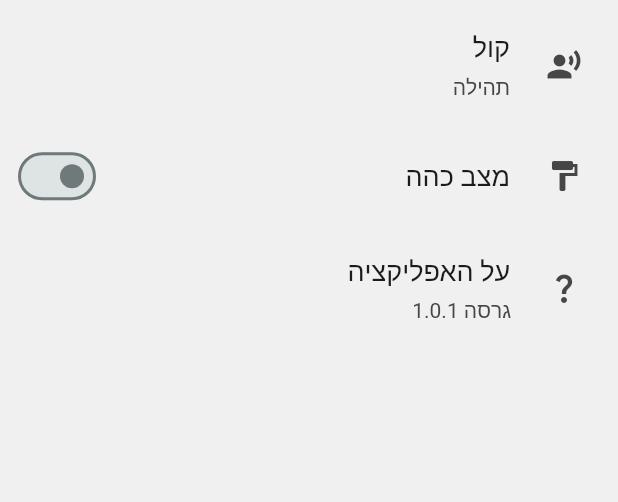
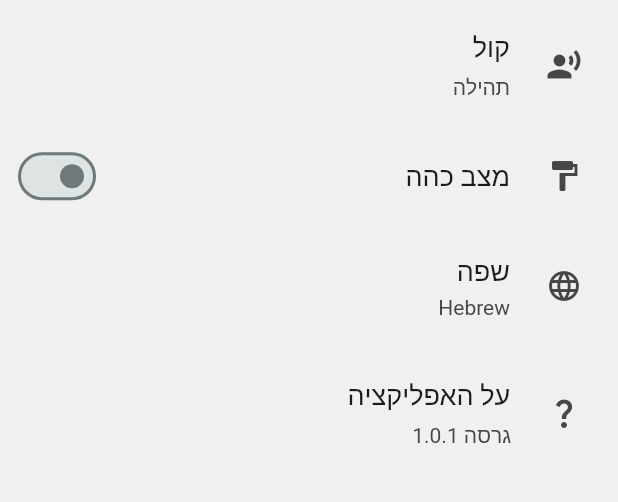
Before and after one commit to danielle-h/auto-tefilat-haderech, a Flutter app: the screen it shows after launch, after a tap on "להשמיע עכשיו", after a tap on the "settings" icon, on a phone screen of 412 x 824 dp, the part 84-586 px from its top. Run offline on Flutter 3.47's test engine with Material 3 defaults, Android fonts, the phone set to English and light mode, and no system bars; drawn by our look-alikes of settings_ui; our stand-ins replace file_picker, just_audio, package_info_plus, shared_preferences; missing offline and left inert: alarm, uri_to_file; generated files the repository leaves out were written again.

Commit message:
added localization, not done yet
* English on home page
* language setting in Settings page.

```diff
--- /dev/null
+++ b/l10n.yaml
@@ -0,0 +1,3 @@
+arb-dir: lib/l10n
+template-arb-file: app_en.arb
+output-localization-file: app_localizations.dart
--- a/lib/constants.dart
+++ b/lib/constants.dart
@@ -5,6 +5,7 @@ class Constants {
   static String voiceType = "voiceType";
   static String isDarkTheme = "isDarkTheme";
   static String filename = "filename";
+  static String locale = "he";
   //constants
   static const String femaleName = "תהילה";
   static const String maleName = "שמואל";
@@ -17,6 +18,13 @@ enum VoiceType { female, male, custom }
 enum PrayerType { ashkenaz, sepharad, edotMizrach }
 
 enum ReturnToday { returnToday, notReturnToday }
+
+enum AppLocale { he, en }
+
+final Map<String, String> appLanguages = {
+  AppLocale.en.name: "English",
+  AppLocale.he.name: "Hebrew"
+};
 
 class Util {
   static VoiceType string2VoiceType(String voice) {
--- a/lib/main.dart
+++ b/lib/main.dart
@@ -3,7 +3,7 @@ import 'package:flutter/material.dart';
 import 'package:provider/provider.dart';
 import 'package:tefilat_haderech/constants.dart';
 import 'package:tefilat_haderech/model/app_model_notifier.dart';
-
+import 'package:flutter_gen/gen_l10n/app_localizations.dart';
 import 'pages/home_page.dart';
 
 void main() async {
@@ -22,29 +22,14 @@ class MyApp extends StatelessWidget {
     final appModel = Provider.of<AppModelProvider>(context);
     return MaterialApp(
       debugShowCheckedModeBanner: false,
-      title: 'תפילת הדרך',
+      onGenerateTitle: (context) {
+        return AppLocalizations.of(context)!.app_title;
+      },
+      localizationsDelegates: AppLocalizations.localizationsDelegates,
+      supportedLocales: AppLocalizations.supportedLocales,
       theme: appModel.getTheme(),
-      home: Directionality(
-          textDirection: TextDirection.rtl,
-          child: //FutureBuilder<SharedPreferences>(
-              // future: SharedPreferences.getInstance(),
-              // builder: (context, snapshot) {
-              //   if (snapshot.hasData) {
-              //     if (snapshot.data!.containsKey(Constants.firstTimeUse)) {
-              //       // Not the first time, go directly to main page
-              //       int index = snapshot.data!.getInt(Constants.prayerVersion) ?? 0;
-              //return HomePage(prayerType: PrayerType.values[index]);
-              HomePage(prayerType: PrayerType.ashkenaz)
-          //   } else {
-          //     // First time, show prayer version selection
-          //     return PrayerVersionSelection();
-          //   }
-          // } else {
-          //   // Waiting for preferences to be initialized
-          //   return const Center(child: CircularProgressIndicator());
-          // }
-          //},
-          ),
+      locale: Locale(appModel.getLocale()),
+      home: HomePage(prayerType: PrayerType.ashkenaz),
       // ),
     );
   }
--- a/lib/model/app_model_notifier.dart
+++ b/lib/model/app_model_notifier.dart
@@ -11,6 +11,8 @@ class AppModelProvider extends ChangeNotifier {
   VoiceType _appVoice = VoiceType.female;
   //file if custom
   String _filename = "";
+  //language
+  String _locale = "he";
 
   bool initialized = false;
 
@@ -18,6 +20,7 @@ class AppModelProvider extends ChangeNotifier {
   VoiceType getVoice() => _appVoice;
   ThemeData getTheme() => _appTheme;
   String getFilename() => _filename;
+  String getLocale() => _locale;
 
   //init from sharedPrefs
   Future<void> initModel() async {
@@ -28,6 +31,7 @@ class AppModelProvider extends ChangeNotifier {
       _appTheme = (prefs.getBool(Constants.isDarkTheme) ?? false)
           ? AppTheme.darkTheme()
           : AppTheme.lightTheme();
+      _locale = (prefs.getString(Constants.locale) ?? "he");
       _appVoice = VoiceType.values.firstWhere((element) =>
           element.name == (prefs.getString(Constants.voiceType) ?? "female"));
       print("appmodel $_appVoice");
@@ -67,6 +71,16 @@ class AppModelProvider extends ChangeNotifier {
     );
   }
 
+  void updateLocale(AppLocale newLocale) {
+    _locale = newLocale.name;
+    SharedPreferences.getInstance().then(
+      (prefs) {
+        prefs.setString(Constants.locale, _locale);
+      },
+    );
+    notifyListeners();
+  }
+
   void updateFilename(String newFile) {
     _filename = newFile;
     SharedPreferences.getInstance().then(
--- a/lib/pages/home_page.dart
+++ b/lib/pages/home_page.dart
@@ -7,6 +7,7 @@ import 'package:tefilat_haderech/pages/alarm_params_page.dart';
 import 'package:tefilat_haderech/model/prayer_parameters.dart';
 import 'package:tefilat_haderech/pages/settings_page.dart';
 import 'package:tefilat_haderech/styles.dart';
+import 'package:flutter_gen/gen_l10n/app_localizations.dart';
 
 import '../constants.dart';
 import 'widgets/animated_tile.dart';
@@ -123,11 +124,10 @@ class _HomePageState extends State<HomePage> with TickerProviderStateMixin {
   Widget build(BuildContext context) {
     AppModelProvider appModel = Provider.of<AppModelProvider>(context);
     print("rebuilding home");
-    return Directionality(
-      textDirection: TextDirection.rtl,
-      child: Scaffold(
+    print(appModel.getLocale());
+    return Scaffold(
       appBar: AppBar(
-          title: Text('תפילת הדרך-אשכנז'),
+        title: Text(AppLocalizations.of(context)!.home_page_title),
         actions: [
           IconButton(
             onPressed: () async {
@@ -165,6 +165,8 @@ class _HomePageState extends State<HomePage> with TickerProviderStateMixin {
                 child: AnimatedTile(
                   animation: animation,
                   slide: slide[1],
+                  child: Directionality(
+                    textDirection: TextDirection.rtl,
                     child: Text(
                       prayerParameters.returnToday == ReturnToday.returnToday
                           ? ashkenaz_returnToday
@@ -178,6 +180,7 @@ class _HomePageState extends State<HomePage> with TickerProviderStateMixin {
                 ),
               ),
             ),
+          ),
           // ),
           AnimatedTile(
             animation: animation,
@@ -185,9 +188,9 @@ class _HomePageState extends State<HomePage> with TickerProviderStateMixin {
             child: Row(
               mainAxisAlignment: MainAxisAlignment.spaceAround,
               children: [
-                  const Text(
-                    "חוזרים היום?",
-                    style: TextStyle(
+                Text(
+                  AppLocalizations.of(context)!.return_today,
+                  style: const TextStyle(
                     fontSize: 24,
                     fontWeight: FontWeight.bold,
                   ),
@@ -196,8 +199,8 @@ class _HomePageState extends State<HomePage> with TickerProviderStateMixin {
                   width: 10,
                 ),
                 Switch(
-                      value: prayerParameters.returnToday ==
-                          ReturnToday.returnToday,
+                    value:
+                        prayerParameters.returnToday == ReturnToday.returnToday,
                     onChanged: (value) async {
                       setState(() {
                         if (value) {
@@ -223,7 +226,6 @@ class _HomePageState extends State<HomePage> with TickerProviderStateMixin {
                     print("onpressed: ${appModel.getVoice()}");
                     isPlaying ? stop() : readAloud(appModel.getVoice());
                   },
-                    child: isPlaying ? Text("לעצור") : Text('להשמיע עכשיו'),
                   style: isPlaying
                       ? ElevatedButton.styleFrom(
                           backgroundColor:
@@ -231,6 +233,9 @@ class _HomePageState extends State<HomePage> with TickerProviderStateMixin {
                           foregroundColor:
                               Theme.of(context).colorScheme.onSecondary)
                       : ElevatedButton.styleFrom(),
+                  child: isPlaying
+                      ? Text(AppLocalizations.of(context)!.stop)
+                      : Text(AppLocalizations.of(context)!.play_now),
                 ),
                 alarmExists
                     ? ElevatedButton(
@@ -244,12 +249,16 @@ class _HomePageState extends State<HomePage> with TickerProviderStateMixin {
                           if (mounted) {
                             if (success) {
                               ScaffoldMessenger.of(context).showSnackBar(
-                                    const SnackBar(
-                                        content: Text("השמעה בוטלה בהצלחה")));
+                                  SnackBar(
+                                      content: Text(AppLocalizations.of(
+                                              context)!
+                                          .recitation_canceled_successfully)));
                             } else {
                               ScaffoldMessenger.of(context).showSnackBar(
-                                    const SnackBar(
-                                        content: Text("ביטול השמעה נכשל")));
+                                  SnackBar(
+                                      content: Text(
+                                          AppLocalizations.of(context)!
+                                              .recitation_canceled_fail)));
                             }
                           }
                         },
@@ -258,21 +267,23 @@ class _HomePageState extends State<HomePage> with TickerProviderStateMixin {
                                 Theme.of(context).colorScheme.error,
                             foregroundColor:
                                 Theme.of(context).colorScheme.onError),
-                          child: Text('לבטל תפילה'),
+                        child: Text(
+                            AppLocalizations.of(context)!.cancel_recitation),
                       )
                     : ElevatedButton(
                         onPressed: () async {
                           PrayerParameters? parameters = await Navigator.push(
                               context,
                               MaterialPageRoute(
-                                    builder: (context) =>
-                                        AlarmParametersPage()));
+                                  builder: (context) => AlarmParametersPage()));
                           startAnimation();
                           if (parameters == null) {
                             if (mounted) {
                               ScaffoldMessenger.of(context).showSnackBar(
-                                    const SnackBar(
-                                        content: Text("השמעה לא נקבעה")));
+                                  SnackBar(
+                                      content: Text(
+                                          AppLocalizations.of(context)!
+                                              .recitation_not_set)));
                             }
                             return;
                           }
@@ -302,14 +313,13 @@ class _HomePageState extends State<HomePage> with TickerProviderStateMixin {
                             });
                           }
                         },
-                          child: Text('להשמיע עוד מעט'),
+                        child: Text(AppLocalizations.of(context)!.recite_later),
                       ),
               ],
             ),
           ),
         ],
       ),
-      ),
     );
   }
 }
--- a/pubspec.yaml
+++ b/pubspec.yaml
@@ -33,6 +33,9 @@ dependencies:
   file_picker: ^6.1.1
   flutter:
     sdk: flutter
+  flutter_localizations:
+    sdk: flutter
+  intl: any
   just_audio: ^0.9.36
   package_info_plus: ^5.0.1
   path_provider: ^2.1.1
@@ -51,6 +54,7 @@ dev_dependencies:
 # following page: https://dart.dev/tools/pub/pubspec
 # The following section is specific to Flutter packages.
 flutter:
+  generate: true
   # The following line ensures that the Material Icons font is
   # included with your application, so that you can use the icons in
   # the material Icons class.
```
Also changed, not shown: lib/l10n/app_en.arb (added, +12 -0 lines), lib/l10n/app_he.arb (added, +13 -0 lines), lib/pages/settings_page.dart (+38 -0 lines), pubspec.lock. Lines whose indentation alone changed are shown as unchanged.
